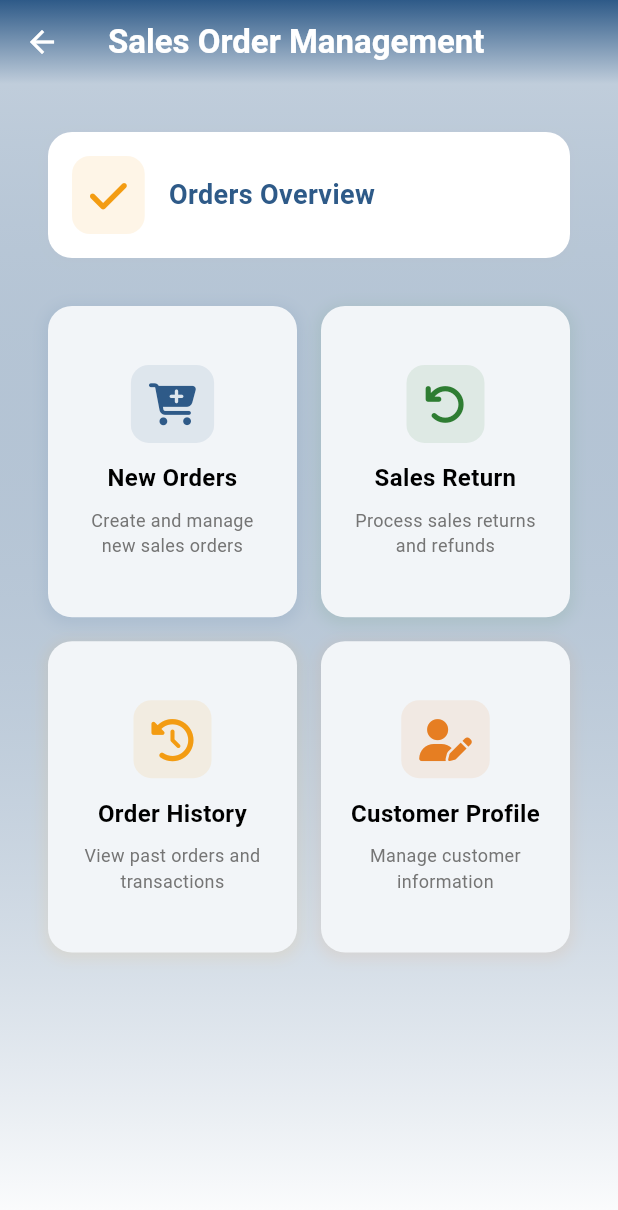
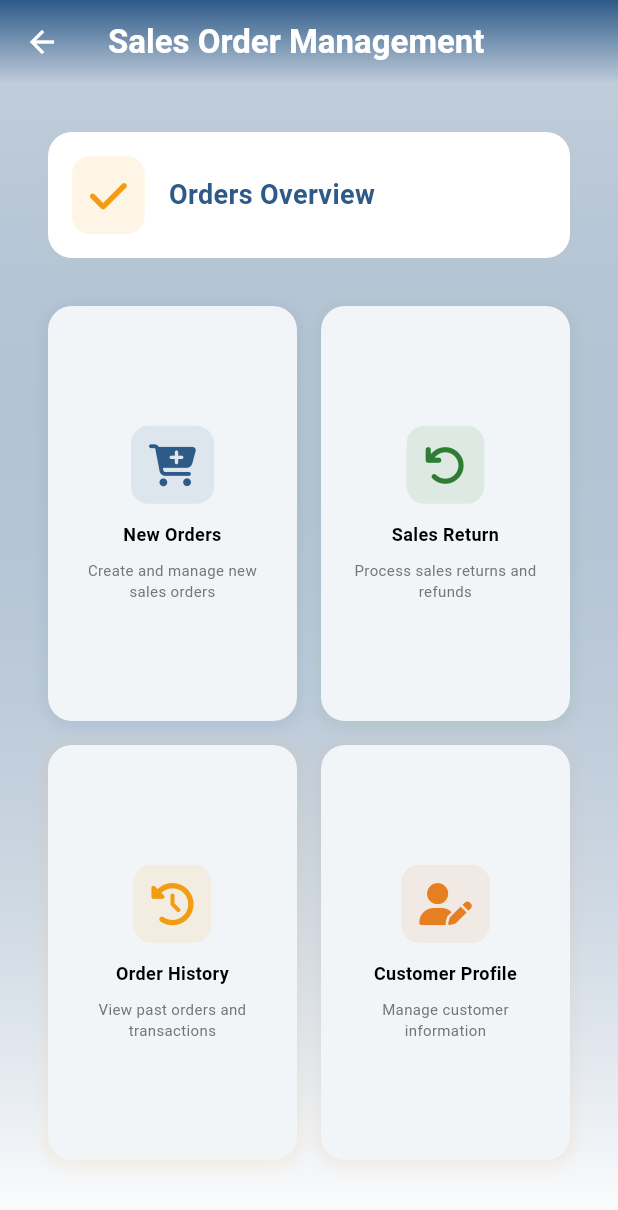
Before and after one commit to faysalzaman/Groute_Nartec, a Flutter app: the HomeScreen screen opened directly, after a tap on an icon or button, on a phone screen of 412 x 824 dp. Shown: the top 1210 px of the screen. Run offline on Flutter 3.47's test engine with Material 3 defaults, Android fonts, the phone set to English and light mode, and no system bars; our stand-ins replace connectivity_plus, flex_color_scheme, flutter_bloc, flutter_spinkit, font_awesome_flutter, google_fonts and 3 more; missing offline and left inert: nfc_manager; accounts and stored records are empty.

Commit message:
add bouncing scroll physics to multiple screens and adjust menu card font sizes

```diff
--- a/lib/view/screens/auth/cubit/auth_state.dart
+++ b/lib/view/screens/auth/cubit/auth_state.dart
@@ -11,3 +11,13 @@ class AuthErrorState extends AuthState {
 
   AuthErrorState(this.errorMessage);
 }
+
+class NfcAuthLoadingState extends AuthState {}
+
+class NfcAuthSuccessState extends AuthState {}
+
+class NfcAuthErrorState extends AuthState {
+  final String errorMessage;
+
+  NfcAuthErrorState(this.errorMessage);
+}
--- a/lib/view/screens/dashboard/about/about_screen.dart
+++ b/lib/view/screens/dashboard/about/about_screen.dart
@@ -14,6 +14,7 @@ class AboutScreen extends StatelessWidget {
       title: "About",
       automaticallyImplyLeading: true,
       body: SingleChildScrollView(
+        physics: const BouncingScrollPhysics(),
         child: Column(
           children: [
             // Top header with about icon
--- a/lib/view/screens/dashboard/home_screen.dart
+++ b/lib/view/screens/dashboard/home_screen.dart
@@ -81,6 +81,7 @@ class _HomeScreenState extends State<HomeScreen> {
       title: "GRoute Pro (Van sales)",
       automaticallyImplyLeading: false,
       body: SingleChildScrollView(
+        physics: const BouncingScrollPhysics(),
         child: Padding(
           padding: const EdgeInsets.all(16),
           child: Column(
--- a/lib/view/screens/dashboard/inventory/inventory_management_screen.dart
+++ b/lib/view/screens/dashboard/inventory/inventory_management_screen.dart
@@ -14,6 +14,7 @@ class InventoryManagementScreen extends StatelessWidget {
       title: "Inventory Management",
       automaticallyImplyLeading: true,
       body: SingleChildScrollView(
+        physics: const BouncingScrollPhysics(),
         child: Column(
           children: [
             // Warehouse Icon Banner
--- a/lib/view/screens/dashboard/parameters/parameters_screen.dart
+++ b/lib/view/screens/dashboard/parameters/parameters_screen.dart
@@ -15,6 +15,7 @@ class ParametersScreen extends StatelessWidget {
       title: "Parameters",
       automaticallyImplyLeading: true,
       body: SingleChildScrollView(
+        physics: const BouncingScrollPhysics(),
         child: Column(
           children: [
             // Top header with parameters summary
--- a/lib/view/screens/dashboard/promotions/dynamic_promotions_screen.dart
+++ b/lib/view/screens/dashboard/promotions/dynamic_promotions_screen.dart
@@ -15,6 +15,7 @@ class DynamicPromotionsScreen extends StatelessWidget {
       title: "Dynamic Promotions",
       automaticallyImplyLeading: true,
       body: SingleChildScrollView(
+        physics: const BouncingScrollPhysics(),
         child: Column(
           children: [
             // Top header with promotions summary
--- a/lib/view/screens/dashboard/returns/items_returns_screen.dart
+++ b/lib/view/screens/dashboard/returns/items_returns_screen.dart
@@ -14,6 +14,7 @@ class ItemsReturnsScreen extends StatelessWidget {
       title: "Items Returns",
       automaticallyImplyLeading: true,
       body: SingleChildScrollView(
+        physics: const BouncingScrollPhysics(),
         child: Column(
           children: [
             // Top header with returns summary
--- a/lib/view/screens/dashboard/route_plane/route_plan_screen.dart
+++ b/lib/view/screens/dashboard/route_plane/route_plan_screen.dart
@@ -14,6 +14,7 @@ class RoutePlanScreen extends StatelessWidget {
       title: "Route Plan Management",
       automaticallyImplyLeading: true,
       body: SingleChildScrollView(
+        physics: const BouncingScrollPhysics(),
         child: Column(
           children: [
             // Top header with route summary
--- a/lib/view/screens/dashboard/sales_invoice/sales_invoice_screen.dart
+++ b/lib/view/screens/dashboard/sales_invoice/sales_invoice_screen.dart
@@ -15,6 +15,7 @@ class SalesInvoiceScreen extends StatelessWidget {
       title: "Sales Invoice Management",
       automaticallyImplyLeading: true,
       body: SingleChildScrollView(
+        physics: const BouncingScrollPhysics(),
         child: Column(
           children: [
             // Top header with sales summary
--- a/lib/view/screens/dashboard/sales_order/sales_order_management_screen.dart
+++ b/lib/view/screens/dashboard/sales_order/sales_order_management_screen.dart
@@ -14,6 +14,7 @@ class SalesOrderManagementScreen extends StatelessWidget {
       title: "Sales Order Management",
       automaticallyImplyLeading: true,
       body: SingleChildScrollView(
+        physics: const BouncingScrollPhysics(),
         child: Column(
           children: [
             // Top header with sales order icon
@@ -29,9 +30,10 @@ class SalesOrderManagementScreen extends StatelessWidget {
                 crossAxisCount: 2,
                 mainAxisSpacing: 16,
                 crossAxisSpacing: 16,
-                childAspectRatio: 0.8,
+                childAspectRatio: 0.6,
                 shrinkWrap: true,
                 physics: const NeverScrollableScrollPhysics(),
+
                 children: [
                   MenuCard(
                     icon: FontAwesomeIcons.cartPlus,
--- a/lib/view/widgets/menu_card.dart
+++ b/lib/view/widgets/menu_card.dart
@@ -56,7 +56,7 @@ class MenuCard extends StatelessWidget {
                 Text(
                   title,
                   style: const TextStyle(
-                    fontSize: 16,
+                    fontSize: 12,
                     fontWeight: FontWeight.bold,
                   ),
                   textAlign: TextAlign.center,
@@ -65,7 +65,7 @@ class MenuCard extends StatelessWidget {
                 Text(
                   description,
                   style: TextStyle(
-                    fontSize: 12,
+                    fontSize: 10,
                     color: isDark ? AppColors.grey400 : Colors.grey[600],
                   ),
                   textAlign: TextAlign.center,
```
Also changed, not shown: lib/view/screens/auth/cubit/auth_cubit.dart (+4 -4 lines), lib/view/screens/auth/login_screen.dart (+11 -1 lines), lib/view/screens/dashboard/sales_order/models/sales_order.dart (+62 -3 lines).
